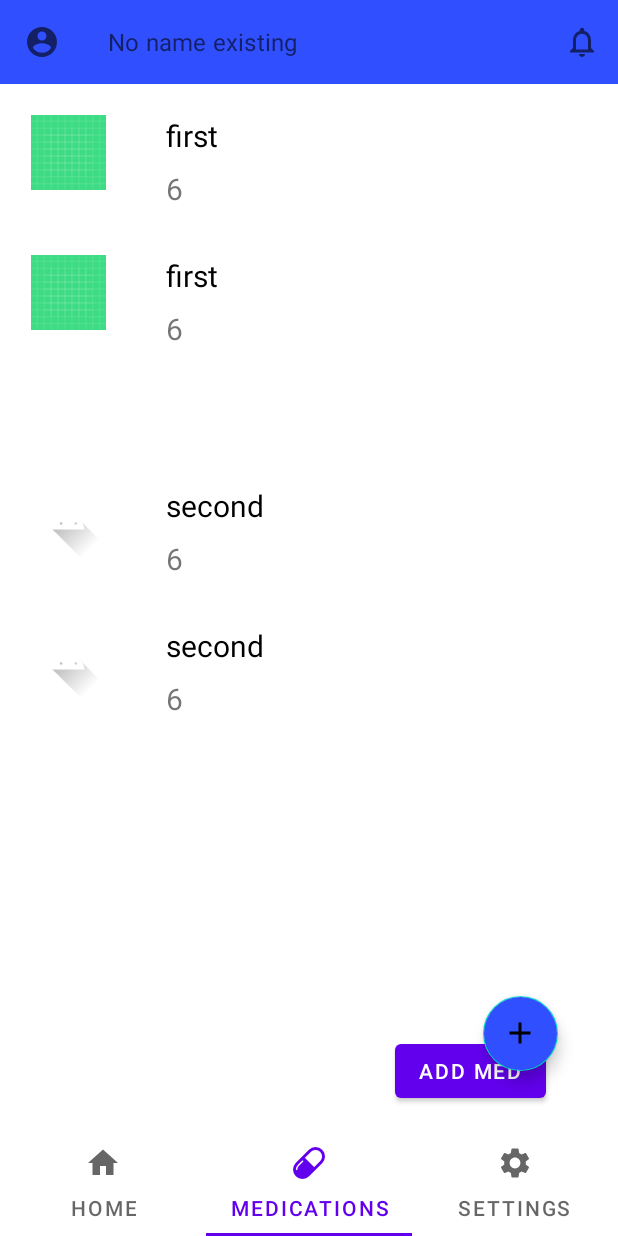
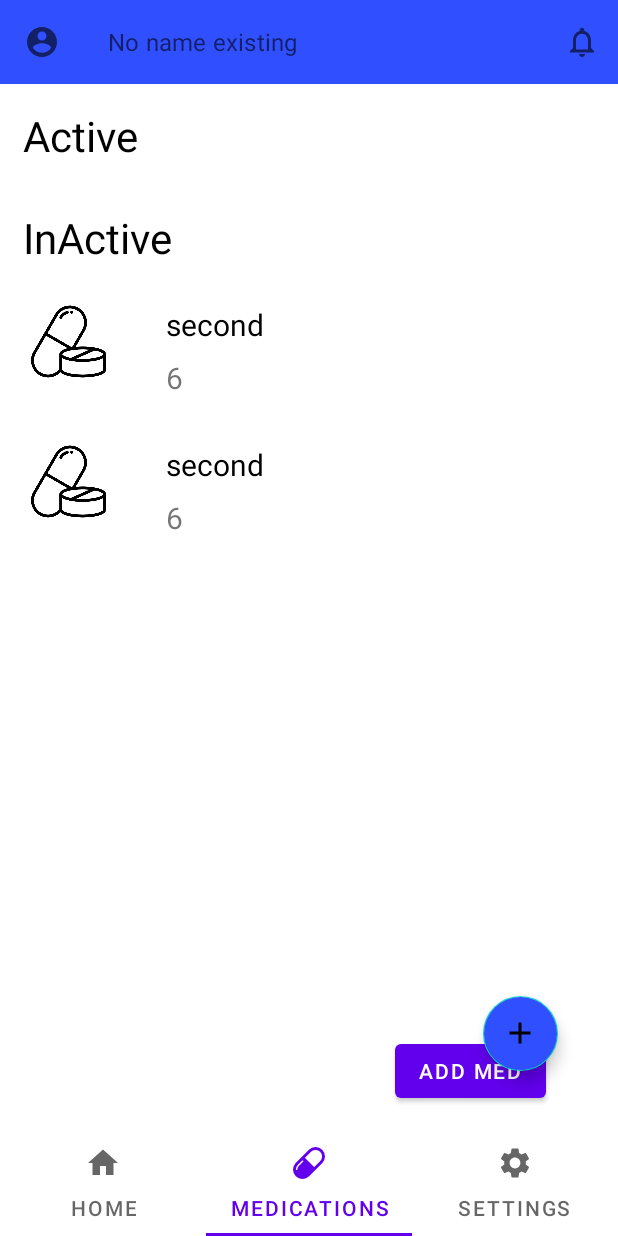
Before and after one commit to MarwanAdel1/Medical-Reminder-App, an Android app: the screen it shows after launch once a user with an empty profile is signed in (TabBar), item 2 of the bottom bar chosen, on a phone screen of 412 x 824 dp. Run offline under Robolectric (Android 15) with nearby library versions, the phone set to English and light mode, and no system bars; our stand-ins replace Firebase (no records; nobody signed in at launch, a user with empty details on screens opened directly).

Commit message:
Narges / retrieve med from fireStore

```diff
--- a/app/src/main/java/com/example/medicalreminder/pojo/Medicine.java
+++ b/app/src/main/java/com/example/medicalreminder/pojo/Medicine.java
@@ -12,6 +12,11 @@ public class Medicine implements Serializable {
     private int medRepeatingPerDay;
     private int medRepeatingPerWeek;
 
+    public Medicine( String medName , String medForm){
+        this.medName = medName ;
+        this.medForm = medForm ;
+    }
+    public  Medicine(){}
 
     public int getMedRepeatingPerDay() {
         return medRepeatingPerDay;
--- a/app/src/main/java/com/example/medicalreminder/views/MedicineFragment.java
+++ b/app/src/main/java/com/example/medicalreminder/views/MedicineFragment.java
@@ -2,6 +2,7 @@ package com.example.medicalreminder.views;
 
 import android.content.Intent;
 import android.os.Bundle;
+import android.util.Log;
 import android.view.LayoutInflater;
 import android.view.View;
 import android.view.ViewGroup;
@@ -15,11 +16,23 @@ import androidx.recyclerview.widget.LinearLayoutManager;
 import androidx.recyclerview.widget.RecyclerView;
 
 import com.example.medicalreminder.R;
+import com.example.medicalreminder.pojo.Medicine;
 import com.example.medicalreminder.views.medication.MedicationModel;
 import com.example.medicalreminder.views.medication.MedicationRecycleViewAdapter;
 import com.example.medicalreminder.views.medication.OnMedClickListener;
 import com.example.medicalreminder.views.add_medication_screen.view.AddMedicationActivityScreen;
 import com.example.medicalreminder.views.medication_drug_screen.MedicationDrugScreen;
+import com.google.android.gms.tasks.OnCompleteListener;
+import com.google.android.gms.tasks.OnSuccessListener;
+import com.google.android.gms.tasks.Task;
+import com.google.firebase.auth.FirebaseAuth;
+import com.google.firebase.firestore.DocumentChange;
+import com.google.firebase.firestore.DocumentSnapshot;
+import com.google.firebase.firestore.EventListener;
+import com.google.firebase.firestore.FirebaseFirestore;
+import com.google.firebase.firestore.FirebaseFirestoreException;
+import com.google.firebase.firestore.QueryDocumentSnapshot;
+import com.google.firebase.firestore.QuerySnapshot;
 
 import java.util.ArrayList;
 
@@ -27,7 +40,10 @@ public class MedicineFragment extends Fragment implements OnMedClickListener {
 
     MedicationRecycleViewAdapter adapter;
     RecyclerView activeRecycleView, inactiveRecycleView;
-    ArrayList<MedicationModel> activeList, inactiveList;
+    ArrayList<Medicine> activeList, inactiveList;
+    private FirebaseFirestore firestore ;
+    private FirebaseAuth firebaseAuth;
+
     Button addmedicatonbtn;
 
 
@@ -50,6 +66,8 @@ public class MedicineFragment extends Fragment implements OnMedClickListener {
         activeRecycleView = view.findViewById(R.id.activerecycleview);
         inactiveRecycleView = view.findViewById(R.id.inactiverecycleview);
         addmedicatonbtn = view.findViewById(R.id.addmedicatonbtn);
+        firestore = FirebaseFirestore.getInstance();
+        firebaseAuth = FirebaseAuth.getInstance();
 
         addmedicatonbtn.setOnClickListener(new View.OnClickListener() {
             @Override
@@ -59,22 +77,47 @@ public class MedicineFragment extends Fragment implements OnMedClickListener {
             }
         });
 
-        // active list
         activeList = new ArrayList<>();
-        activeList.add(new MedicationModel(R.drawable.ic_launcher_background, "first ", "6"));
-        activeList.add(new MedicationModel(R.drawable.ic_launcher_background, "first ", "6"));
+       // activeList.add(new Medicine( "first ", "6"));
 
 
-        MedicationRecycleViewAdapter adapter = new MedicationRecycleViewAdapter(this, activeList);
+        adapter = new MedicationRecycleViewAdapter(this, activeList);
         RecyclerView.LayoutManager layoutManager = new LinearLayoutManager(getContext()); // , LinearLayoutManager.HORIZONTAL , false
         activeRecycleView.setHasFixedSize(true);
         activeRecycleView.setLayoutManager(layoutManager);
         activeRecycleView.setAdapter(adapter);
 
+       // Medicine medicine = new Medicine();
+
+
+
+        firestore.collection("Medicines").document(firebaseAuth.getCurrentUser().getEmail()).collection("Dependant Name").addSnapshotListener(new EventListener<QuerySnapshot>() {
+            @Override
+            public void onEvent(@Nullable QuerySnapshot value, @Nullable FirebaseFirestoreException error) {
+                if( error != null ){
+                    Log.d("TAG", "Error : "+error.getMessage());
+                }
+                for (DocumentChange doc : value.getDocumentChanges()){
+                    if(doc.getType() == DocumentChange.Type.ADDED){
+
+                        Medicine model = doc.getDocument().toObject(Medicine.class);
+                        activeList.add(model);
+                        adapter.notifyDataSetChanged();
+
+                        // String username = doc.getDocument().getString("name");
+                        // Log.d("TAG", "name : "+username);
+                    }
+                }
+            }
+        });
+
+
+        // active list
+
         // inactive list
         inactiveList = new ArrayList<>();
-        inactiveList.add(new MedicationModel(R.drawable.ic_launcher_foreground, "second ", "6"));
-        inactiveList.add(new MedicationModel(R.drawable.ic_launcher_foreground, "second ", "6"));
+        inactiveList.add(new Medicine( "second ", "6"));
+        inactiveList.add(new Medicine( "second ", "6"));
 
 
         MedicationRecycleViewAdapter adapter1 = new MedicationRecycleViewAdapter(this, inactiveList);
@@ -89,8 +132,9 @@ public class MedicineFragment extends Fragment implements OnMedClickListener {
 
 
     @Override
-    public void onClick(MedicationModel model) {
+    public void onClick(Medicine model) {
         // move to datails fragment
+
         startActivity(new Intent(getActivity().getApplicationContext(), MedicationDrugScreen.class));
         Toast.makeText(getContext(), "onClick", Toast.LENGTH_SHORT).show();
     }
--- a/app/src/main/java/com/example/medicalreminder/views/medication/MedicationRecycleViewAdapter.java
+++ b/app/src/main/java/com/example/medicalreminder/views/medication/MedicationRecycleViewAdapter.java
@@ -1,24 +1,27 @@
 package com.example.medicalreminder.views.medication;
 
+import android.annotation.SuppressLint;
 import android.view.LayoutInflater;
 import android.view.View;
 import android.view.ViewGroup;
 import android.widget.ImageView;
 import android.widget.TextView;
+import android.widget.Toast;
 
 import androidx.annotation.NonNull;
 import androidx.recyclerview.widget.RecyclerView;
 
 import com.example.medicalreminder.R;
+import com.example.medicalreminder.pojo.Medicine;
 
 import java.util.ArrayList;
 
 public class MedicationRecycleViewAdapter extends RecyclerView.Adapter<MedicationRecycleViewAdapter.MedicationViewHolder> {
 
-    private ArrayList<MedicationModel> myItems ;
+    private ArrayList<Medicine> myItems ;
     private OnMedClickListener listener ;
 
-    public MedicationRecycleViewAdapter( OnMedClickListener listener , ArrayList<MedicationModel>myItems){
+    public MedicationRecycleViewAdapter( OnMedClickListener listener , ArrayList<Medicine>myItems){
         this.myItems=myItems;
         this.listener = listener ;
     }
@@ -32,16 +35,18 @@ public class MedicationRecycleViewAdapter extends RecyclerView.Adapter<Medicatio
     }
 
     @Override
-    public void onBindViewHolder(@NonNull MedicationViewHolder holder, int position) {
-        MedicationModel model = myItems.get(position);
-        holder.drugNametext.setText(myItems.get(position).getDrugName());
-        holder.numberOfDrugstext.setText(String.valueOf(myItems.get(position).getDrugsNumber()));
-        holder.drugImage.setImageResource((myItems.get(position).getImage()));
+    public void onBindViewHolder(@NonNull MedicationViewHolder holder, @SuppressLint("RecyclerView") int position) {
+        Medicine model = myItems.get(position);
+        holder.drugNametext.setText(myItems.get(position).getMedName());
+        holder.numberOfDrugstext.setText(String.valueOf(myItems.get(position).getMedForm()));
+        //holder.drugImage.setImageResource((myItems.get(position).getImage()));
 
         holder.itemView.setOnClickListener(new View.OnClickListener() {
             @Override
             public void onClick(View view) {
                 // on item click
+                Toast.makeText(view.getContext(), "kj : "+ myItems.get(position).getMedName(), Toast.LENGTH_SHORT).show();
+                myItems.get(position);
                 listener.onClick(model);
             }
         });
--- a/app/src/main/java/com/example/medicalreminder/views/medication/OnMedClickListener.java
+++ b/app/src/main/java/com/example/medicalreminder/views/medication/OnMedClickListener.java
@@ -1,6 +1,8 @@
 package com.example.medicalreminder.views.medication;
+
+import com.example.medicalreminder.pojo.Medicine;
 
 public interface OnMedClickListener {
 
-    void onClick(MedicationModel model) ;
+    void onClick(Medicine model) ;
 }
--- a/app/src/main/res/layout/fragment_medicine.xml
+++ b/app/src/main/res/layout/fragment_medicine.xml
@@ -20,6 +20,20 @@
             android:layout_margin="15dp"
             android:layout_marginBottom="50dp">
 
+            <TextView
+                android:id="@+id/activetext"
+                android:layout_width="wrap_content"
+                android:layout_height="wrap_content"
+                android:text="Active"
+                android:textSize="28dp"
+                android:textColor="@color/black"
+                android:layout_marginBottom="20dp"
+                app:layout_constraintEnd_toEndOf="parent"
+                app:layout_constraintHorizontal_bias="0.0"
+                app:layout_constraintStart_toStartOf="parent"
+                app:layout_constraintTop_toTopOf="parent"
+                app:layout_constraintBottom_toTopOf="@id/activerecycleview"/>
+
             <androidx.recyclerview.widget.RecyclerView
                 android:id="@+id/activerecycleview"
                 android:layout_width="match_parent"
@@ -28,17 +42,32 @@
                 app:layout_constraintEnd_toEndOf="parent"
                 app:layout_constraintHorizontal_bias="0.0"
                 app:layout_constraintStart_toStartOf="parent"
-                app:layout_constraintTop_toTopOf="parent"
+
+                app:layout_constraintTop_toBottomOf="@id/activetext"
                 app:layout_constraintVertical_bias="0.074" />
 
+            <TextView
+                android:id="@+id/inactivetext"
+                android:layout_width="wrap_content"
+                android:layout_height="wrap_content"
+                android:layout_marginTop="10dp"
+                android:text="InActive"
+                android:textColor="@color/black"
+                android:textSize="28dp"
+                app:layout_constraintBottom_toTopOf="@+id/inactiverecycleview"
+                app:layout_constraintEnd_toEndOf="parent"
+                app:layout_constraintHorizontal_bias="0.0"
+                app:layout_constraintStart_toStartOf="parent"
+                app:layout_constraintTop_toBottomOf="@id/activerecycleview"
+                app:layout_constraintVertical_bias="0.0" />
 
             <androidx.recyclerview.widget.RecyclerView
                 android:id="@+id/inactiverecycleview"
                 android:layout_width="match_parent"
                 android:layout_height="wrap_content"
-                android:layout_marginTop="60dp"
+                android:layout_marginTop="68dp"
                 app:layout_constraintEnd_toEndOf="parent"
-                app:layout_constraintHorizontal_bias="1.0"
+                app:layout_constraintHorizontal_bias="0.0"
                 app:layout_constraintStart_toStartOf="parent"
                 app:layout_constraintTop_toBottomOf="@id/activerecycleview" />
 
--- a/app/src/main/res/layout/medication_custom_row.xml
+++ b/app/src/main/res/layout/medication_custom_row.xml
@@ -8,7 +8,7 @@
         android:id="@+id/drugImage"
         android:layout_width="50dp"
         android:layout_height="50dp"
-        android:src="@android:drawable/btn_star_big_on" />
+        android:src="@drawable/midicine" />
 
     <TextView
         android:id="@+id/drugNametext"
```
Also changed, not shown: app/src/main/res/drawable-v24/midicine.png (added).
